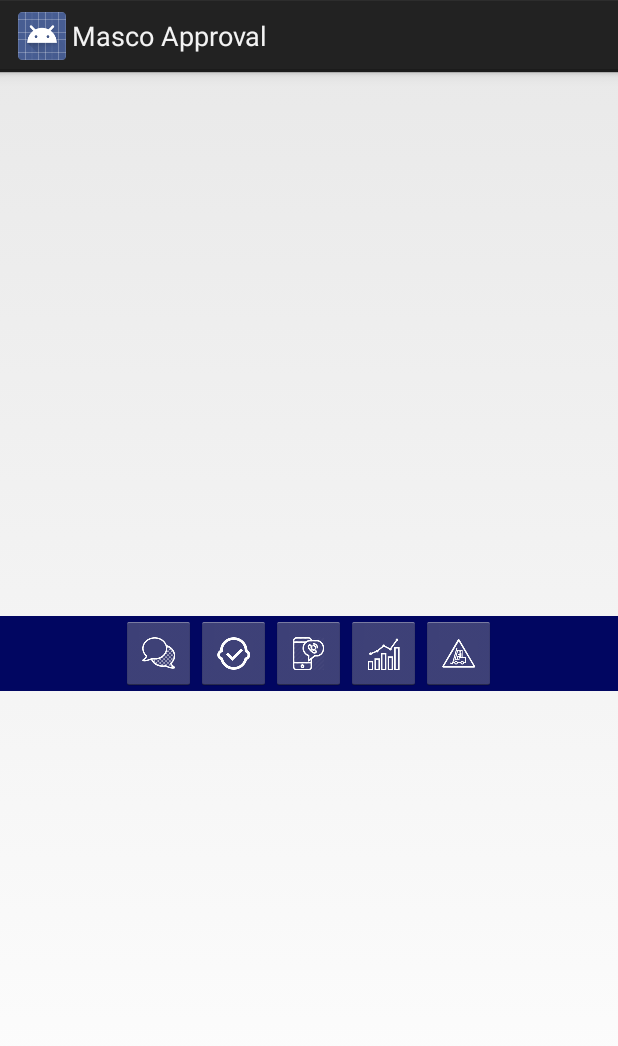
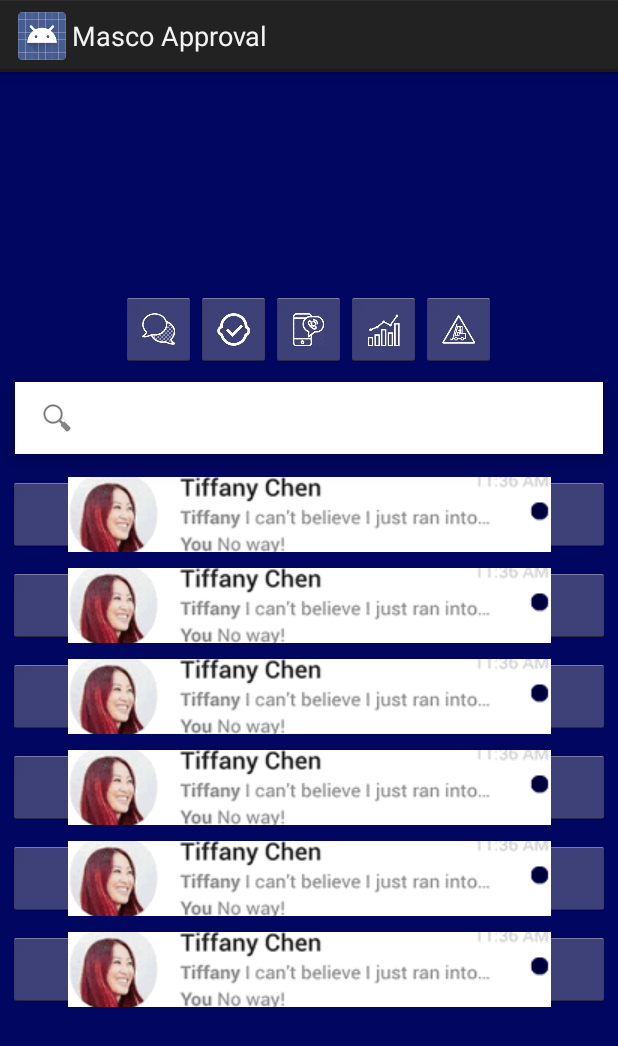
Before and after one commit to Masco-MIS/GPS-AMS1, an Android app: the layout activity_home.xml on its own in the app's theme, with its tools: preview values and no code run, on a phone screen of 412 x 824 dp. Shown: the top 1046 px of the screen. Run offline under Robolectric (Android 15) with nearby library versions, the phone set to English and light mode, and no system bars.

Commit message:
dummy list design

```diff
--- a/app/src/main/res/layout/activity_home.xml
+++ b/app/src/main/res/layout/activity_home.xml
@@ -5,7 +5,7 @@
     android:layout_height="match_parent"
     android:layout_alignParentBottom="true"
     android:layout_alignParentLeft="true"
-
+    android:background="#010661"
     android:layout_alignParentStart="true"
     android:gravity="center"
     android:orientation="vertical"
@@ -15,7 +15,6 @@
         android:orientation="horizontal"
         android:layout_width="match_parent"
         android:layout_height="wrap_content"
-        android:background="#010661"
         android:gravity="center|top"
         >
 
@@ -50,4 +49,63 @@
             android:id="@+id/btn_home_operation" />
     </LinearLayout>
 
+    <SearchView
+        android:layout_width="match_parent"
+        android:layout_height="wrap_content"
+        android:title="Search"
+        android:background="#FFF"
+        android:layout_margin="10dp"
+        android:elevation="10dp"
+
+        />
+
+    <LinearLayout xmlns:android="http://schemas.android.com/apk/res/android"
+        android:orientation="vertical"
+        android:layout_width="match_parent"
+        android:layout_height="wrap_content"
+        android:background="#010661"
+        android:gravity="center|top"
+        >
+        <ImageButton
+            android:src="@drawable/dummy_item"
+            android:layout_width="match_parent"
+            android:layout_height="50dp"
+            android:id="@+id/btn_1"
+            android:layout_margin="5dp"
+            />
+
+        <ImageButton
+            android:src="@drawable/dummy_item"
+            android:layout_width="match_parent"
+            android:layout_height="50dp"
+            android:id="@+id/btn_2"
+            android:layout_margin="5dp"/>
+
+        <ImageButton
+            android:src="@drawable/dummy_item"
+            android:layout_width="match_parent"
+            android:layout_height="50dp"
+            android:id="@+id/btn_3"
+            android:layout_margin="5dp"/>
+        <ImageButton
+            android:src="@drawable/dummy_item"
+            android:layout_width="match_parent"
+            android:layout_height="50dp"
+            android:id="@+id/btn_4"
+            android:layout_margin="5dp"/>
+        <ImageButton
+            android:src="@drawable/dummy_item"
+            android:layout_width="match_parent"
+            android:layout_height="50dp"
+            android:id="@+id/btn_5"
+            android:layout_margin="5dp"/>
+        <ImageButton
+            android:src="@drawable/dummy_item"
+            android:layout_width="match_parent"
+            android:layout_height="50dp"
+            android:id="@+id/btn_6"
+            android:layout_margin="5dp"/>
+
+
+    </LinearLayout>
 </LinearLayout>
```
Also changed, not shown: app/src/main/AndroidManifest.xml (+7 -1 lines), app/src/main/res/layout/layout_home_chatweiget.xml (added, +54 -0 lines), app/src/main/res/drawable/dummy_item.png (added).
